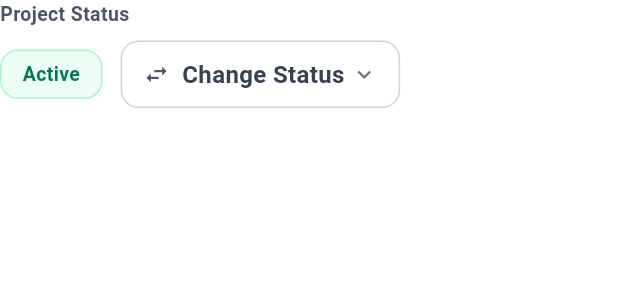
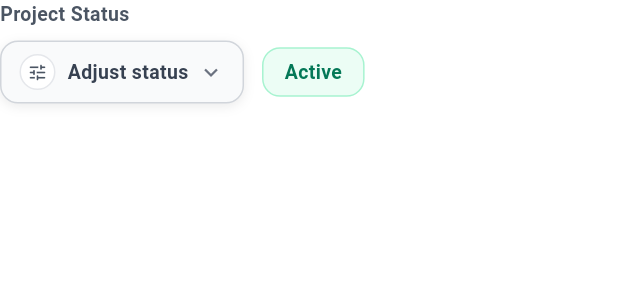
Before and after one commit to Thijs34/beweeglab, a Flutter app: the _ProjectStatusControl widget shown alone on an empty page, opened directly with empty values, on a phone screen of 412 x 824 dp. Shown: the top 300 px of the screen. Run offline on Flutter 3.47's test engine with Material 3 defaults, Android fonts, the phone set to English and light mode, and no system bars; our stand-ins replace cloud_firestore, firebase_auth, firebase_core, shared_preferences; missing offline and left inert: file_saver, syncfusion_flutter_xlsio; accounts and stored records are empty; network calls fail; Roboto replaces fonts that are missing (Arial).

Commit message:
Status button style update and users see their real name instead of email trim.

```diff
--- a/lib/screens/admin_page/widgets/project_detail_view.dart
+++ b/lib/screens/admin_page/widgets/project_detail_view.dart
@@ -373,15 +373,15 @@ class _ProjectStatusControl extends StatelessWidget {
           runSpacing: 8,
           crossAxisAlignment: WrapCrossAlignment.center,
           children: [
+            _StatusMenuButton(
+              current: status,
+              disabled: isUpdating,
+              onSelected: onStatusChange,
+            ),
             ProjectStatusBadge(
               status: status,
               padding: const EdgeInsets.symmetric(horizontal: 14, vertical: 6),
               fontSize: 13,
-            ),
-            _StatusMenuButton(
-              current: status,
-              disabled: isUpdating,
-              onSelected: onStatusChange,
             ),
           ],
         ),
@@ -447,14 +447,24 @@ class _StatusMenuButtonChild extends StatelessWidget {
 
   @override
   Widget build(BuildContext context) {
-    return Container(
-      padding: const EdgeInsets.symmetric(horizontal: 14, vertical: 10),
+    return AnimatedContainer(
+      duration: const Duration(milliseconds: 200),
+      padding: const EdgeInsets.symmetric(horizontal: 12, vertical: 8),
       decoration: BoxDecoration(
-        color: disabled ? AppTheme.gray100 : AppTheme.white,
+        color: disabled ? AppTheme.gray100 : AppTheme.gray50,
         borderRadius: BorderRadius.circular(AppTheme.borderRadiusLarge),
         border: Border.all(
           color: disabled ? AppTheme.gray200 : AppTheme.gray300,
         ),
+        boxShadow: disabled
+            ? null
+            : const [
+                BoxShadow(
+                  color: Color(0x14000000),
+                  blurRadius: 6,
+                  offset: Offset(0, 2),
+                ),
+              ],
       ),
       child: Row(
         mainAxisSize: MainAxisSize.min,
@@ -468,17 +478,36 @@ class _StatusMenuButtonChild extends StatelessWidget {
                 valueColor: AlwaysStoppedAnimation<Color>(AppTheme.gray500),
               ),
             )
-          else
-            const Icon(Icons.swap_horiz, size: 18, color: AppTheme.gray600),
+          else ...[
+            Container(
+              width: 24,
+              height: 24,
+              decoration: BoxDecoration(
+                color: AppTheme.white,
+                borderRadius: BorderRadius.circular(12),
+                border: Border.all(color: AppTheme.gray200),
+              ),
+              child: const Icon(
+                Icons.tune_rounded,
+                size: 14,
+                color: AppTheme.gray600,
+              ),
+            ),
+          ],
           const SizedBox(width: 8),
-          Text(
-            disabled ? 'Updating...' : 'Change Status',
-            style: TextStyle(
-              color: disabled ? AppTheme.gray500 : AppTheme.gray700,
-              fontWeight: FontWeight.w600,
-            ),
-          ),
-          const SizedBox(width: 4),
+          AnimatedSwitcher(
+            duration: const Duration(milliseconds: 150),
+            child: Text(
+              disabled ? 'Updating...' : 'Adjust status',
+              key: ValueKey(disabled),
+              style: TextStyle(
+                color: disabled ? AppTheme.gray500 : AppTheme.gray700,
+                fontWeight: FontWeight.w600,
+                fontSize: 13,
+              ),
+            ),
+          ),
+          const SizedBox(width: 6),
           const Icon(Icons.expand_more, size: 18, color: AppTheme.gray500),
         ],
       ),
```
Also changed, not shown: lib/screens/project_list/project_list_screen.dart (+48 -3 lines), lib/services/user_service.dart (+100 -6 lines), lib/widgets/profile_avatar_button.dart (+11 -4 lines).
